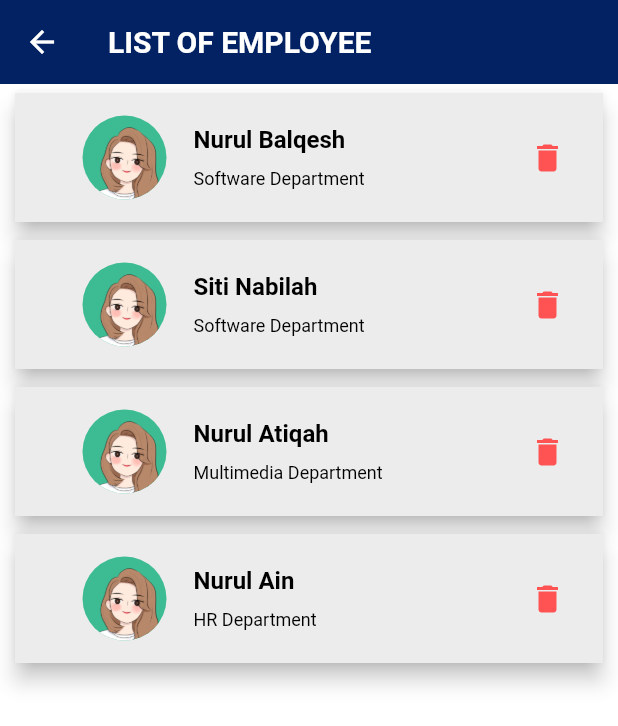
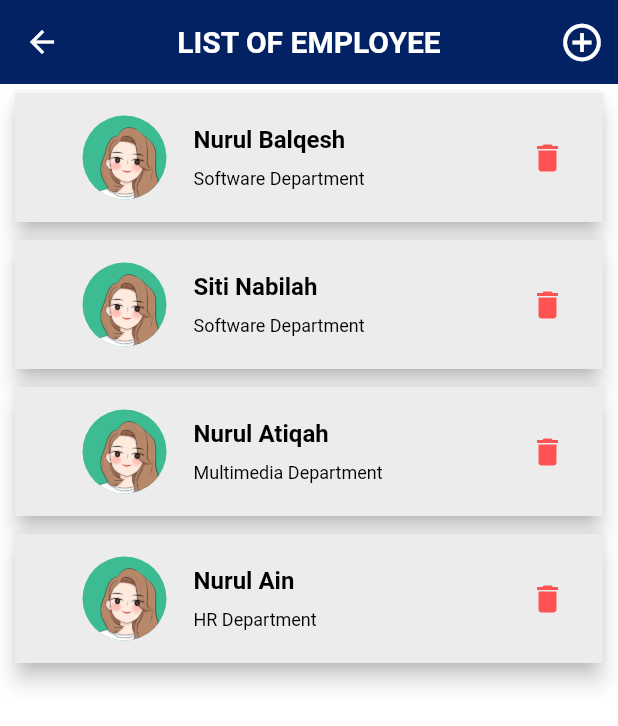
Before and after one commit to atiqahpiakong/map_ems, a Flutter app: the EmpList screen opened directly, on a phone screen of 412 x 824 dp. Shown: the top 726 px of the screen. Run offline on Flutter 3.47's test engine with Material 2 defaults, Android fonts, the phone set to English and light mode, and no system bars; our stand-ins replace curved_navigation_bar, font_awesome_flutter, shimmer.

Commit message:
icon button added in list of employee page

```diff
--- a/lib/employeepage.dart
+++ b/lib/employeepage.dart
@@ -1,6 +1,7 @@
 import 'package:flutter/material.dart';
 import 'model/employee.dart';
 import 'list_emp_details.dart';
+import 'addempform.dart';
 
 class EmpList extends StatefulWidget {
   EmpList(this._employee);
@@ -102,6 +103,19 @@ class _EmpListState extends State<EmpList> {
         "LIST OF EMPLOYEE",
         style: TextStyle(color: Colors.white, fontWeight: FontWeight.bold),
       ),
+
+            actions: <Widget>[
+        IconButton(
+          icon: Icon(Icons.add_circle_outline, color: Colors.white, size: 30),
+          onPressed: () {
+            Navigator.of(context)
+                .push(MaterialPageRoute<Null>(builder: (BuildContext context) {
+              return AddEmployee();
+            }));
+          },
+        ),
+      ],
+      centerTitle: true,
     );
 
     return Scaffold(
```
